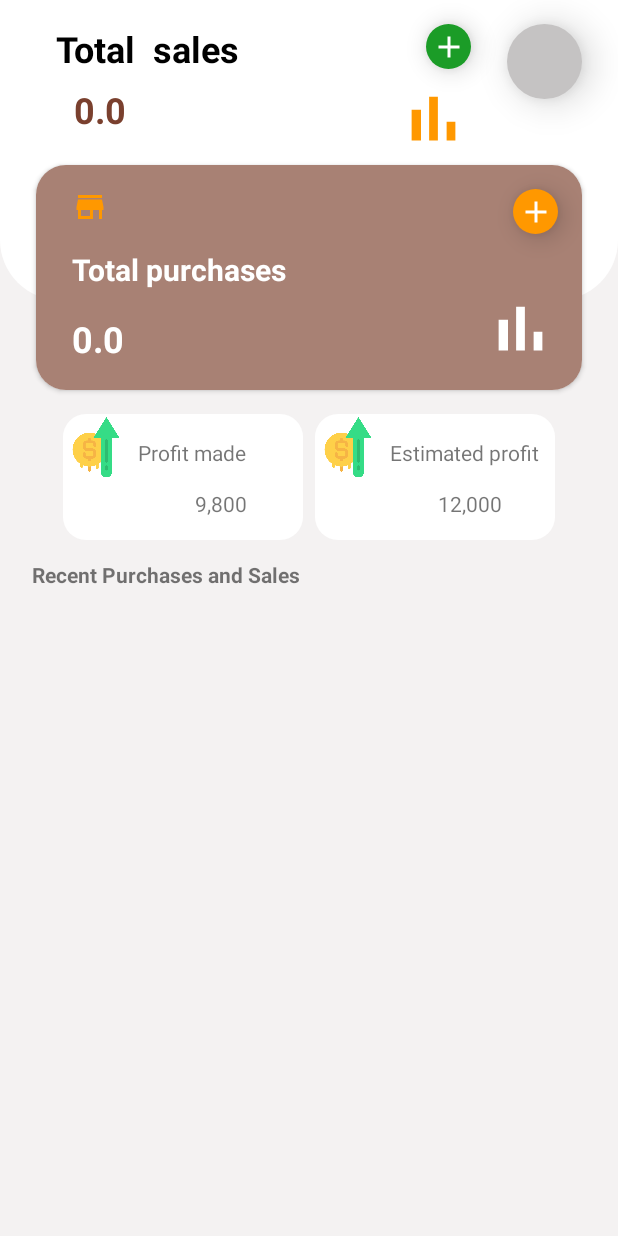
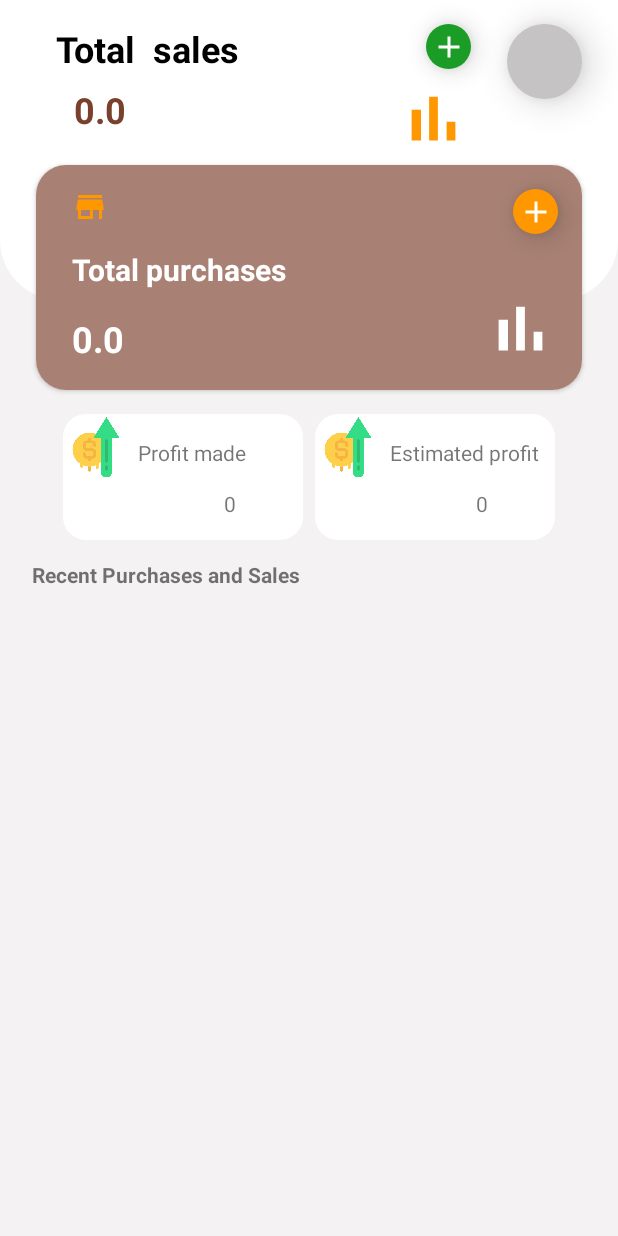
Before and after one commit to martinmichuki8/posAndroid, an Android app: the fragment Home shown on its own in the app's theme, on a phone screen of 412 x 824 dp. Run offline under Robolectric (Android 15) with nearby library versions, the phone set to English and light mode, and no system bars; our stand-ins replace CircleImageView; libraries missing offline, so code that uses them is left out: com.anychart, com.anychart.chart.

Commit message:
Updated project

```diff
--- a/app/src/main/java/com/michtech/pointofSale/fragments/Home.java
+++ b/app/src/main/java/com/michtech/pointofSale/fragments/Home.java
@@ -1,7 +1,10 @@
 package com.michtech.pointofSale.fragments;
 
 import android.annotation.SuppressLint;
+import android.content.BroadcastReceiver;
+import android.content.Context;
 import android.content.Intent;
+import android.content.IntentFilter;
 import android.graphics.Bitmap;
 import android.graphics.BitmapFactory;
 import android.os.Bundle;
@@ -13,9 +16,11 @@ import android.widget.ImageButton;
 import android.widget.ImageView;
 import android.widget.ListView;
 import android.widget.TextView;
+import android.widget.Toast;
 
 import androidx.annotation.NonNull;
 import androidx.fragment.app.Fragment;
+import androidx.localbroadcastmanager.content.LocalBroadcastManager;
 
 import com.michtech.pointofSale.R;
 import com.michtech.pointofSale.Ui.History;
@@ -36,6 +41,7 @@ import java.text.SimpleDateFormat;
 import java.util.ArrayList;
 import java.util.Date;
 import java.util.List;
+import java.util.Objects;
 
 import de.hdodenhof.circleimageview.CircleImageView;
 
@@ -44,6 +50,7 @@ public class Home extends Fragment {
     ImageButton AddSale, AddPurchase;
     ListView  listView;
     TextView viewAll, TotalSales, TotalPurchases;
+    TextView Profit, EstimatedProfit;
     List<PojoHistory> list;
     HistoryAdapter historyAdapter;
     ImageView SalesGraph;
@@ -63,6 +70,8 @@ public class Home extends Fragment {
         AddPurchase = view.findViewById(R.id.addProduct);
         AddSale = view.findViewById(R.id.sellProducts);
         SalesGraph = view.findViewById(R.id.salesGraph);
+        Profit = view.findViewById(R.id.profit);
+        EstimatedProfit = view.findViewById(R.id.estimatedProfit);
 
         new Handler().post(new Runnable() {
             @Override
@@ -118,11 +127,13 @@ public class Home extends Fragment {
     }
     public void onStart() {
         super.onStart();
-        getContext().startService(new Intent(getContext(), Calculate.class));
+        setProfits();
         setImage();
     }
     public void onResume(){
         super.onResume();
+        requireContext().startService(new Intent(getContext(), Calculate.class));
+        LocalBroadcastManager.getInstance(requireContext()).registerReceiver(dataReceived, new IntentFilter("Profits"));
         new Handler().post(new Runnable() {
             @Override
             public void run() {
@@ -130,6 +141,20 @@ public class Home extends Fragment {
                 setTotalPurchases();
             }
         });
+    }
+    private final BroadcastReceiver dataReceived = new BroadcastReceiver() {
+        @SuppressLint("SetTextI18n")
+        @Override
+        public void onReceive(Context context, @NonNull Intent intent) {
+            int profit = intent.getIntExtra("Profit", 0);
+            int estimatedProfit = intent.getIntExtra("EstimatedProfit", 0);
+            Profit.setText(addComma(profit));
+            EstimatedProfit.setText(addComma(estimatedProfit));
+        }
+    };
+    public void onPause(){
+        LocalBroadcastManager.getInstance(requireContext()).unregisterReceiver(dataReceived);
+        super.onPause();
     }
     private void setImage(){
         InputStream inputStream = new ByteArrayInputStream(db.getStoreImage());
@@ -169,6 +194,12 @@ public class Home extends Fragment {
             TotalPurchases.setText(addComma(db.getTotalPurchases()));
         }
     }
+    @SuppressLint("SetTextI18n")
+    private void setProfits(){
+        int[] data = db.getProfits();
+        Profit.setText(Integer.toString(data[0]));
+        EstimatedProfit.setText(Integer.toString(data[1]));
+    }
     @NonNull
     private String addComma(int price){
         String total = Integer.toString(price);
--- a/app/src/main/res/layout/home.xml
+++ b/app/src/main/res/layout/home.xml
@@ -236,14 +236,14 @@
                 app:layout_constraintTop_toTopOf="parent" />
 
             <TextView
-                android:id="@+id/textView67"
+                android:id="@+id/profit"
                 android:layout_width="wrap_content"
                 android:layout_height="wrap_content"
                 android:layout_marginStart="8dp"
                 android:layout_marginTop="8dp"
                 android:layout_marginEnd="8dp"
                 android:layout_marginBottom="8dp"
-                android:text="9,800"
+                android:text="0"
                 app:layout_constraintBottom_toBottomOf="parent"
                 app:layout_constraintEnd_toEndOf="parent"
                 app:layout_constraintHorizontal_bias="0.73"
@@ -287,14 +287,14 @@
                 app:layout_constraintTop_toTopOf="parent" />
 
             <TextView
-                android:id="@+id/textView66"
+                android:id="@+id/estimatedProfit"
                 android:layout_width="wrap_content"
                 android:layout_height="wrap_content"
                 android:layout_marginStart="8dp"
                 android:layout_marginTop="8dp"
                 android:layout_marginEnd="8dp"
                 android:layout_marginBottom="8dp"
-                android:text="12,000"
+                android:text="0"
                 app:layout_constraintBottom_toBottomOf="parent"
                 app:layout_constraintEnd_toEndOf="parent"
                 app:layout_constraintHorizontal_bias="0.73"
```
Also changed, not shown: app/src/main/java/com/michtech/pointofSale/background/Calculate.java (+21 -0 lines), app/src/main/java/com/michtech/pointofSale/database/DatabaseManager.java (+62 -1 lines), app/src/main/java/com/michtech/pointofSale/duplicates/DuplicateProductsList.java (+5 -3 lines).
